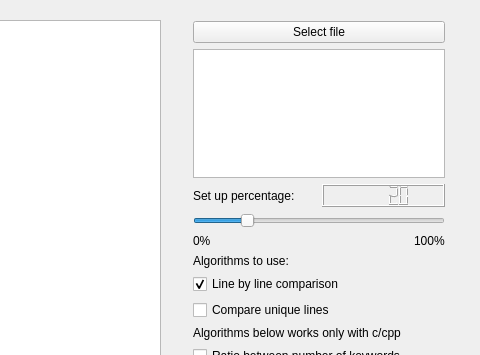
Qt form qt/plagiarism/mainwindow.ui (hamza95525/plagiarismDetection) before a commit; both pictures show x 798 to 1278 and y 0 to 355 of the 1278 by 794 pixel window.
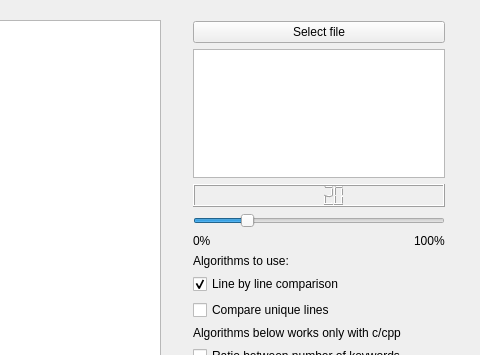
The same form after that commit.

Commit message: Resurrection of The Silder

Patch:
```diff
--- a/qt/plagiarism/mainwindow.ui
+++ b/qt/plagiarism/mainwindow.ui
@@ -88,13 +88,6 @@
        <property name="bottomMargin">
         <number>0</number>
        </property>
-       <item>
-        <widget class="QLabel" name="label">
-         <property name="text">
-          <string>Set up percentage:</string>
-         </property>
-        </widget>
-       </item>
        <item>
         <widget class="QLCDNumber" name="lcdNumber">
          <property name="intValue" stdset="0">
```
The commit also changes 2 other files.
